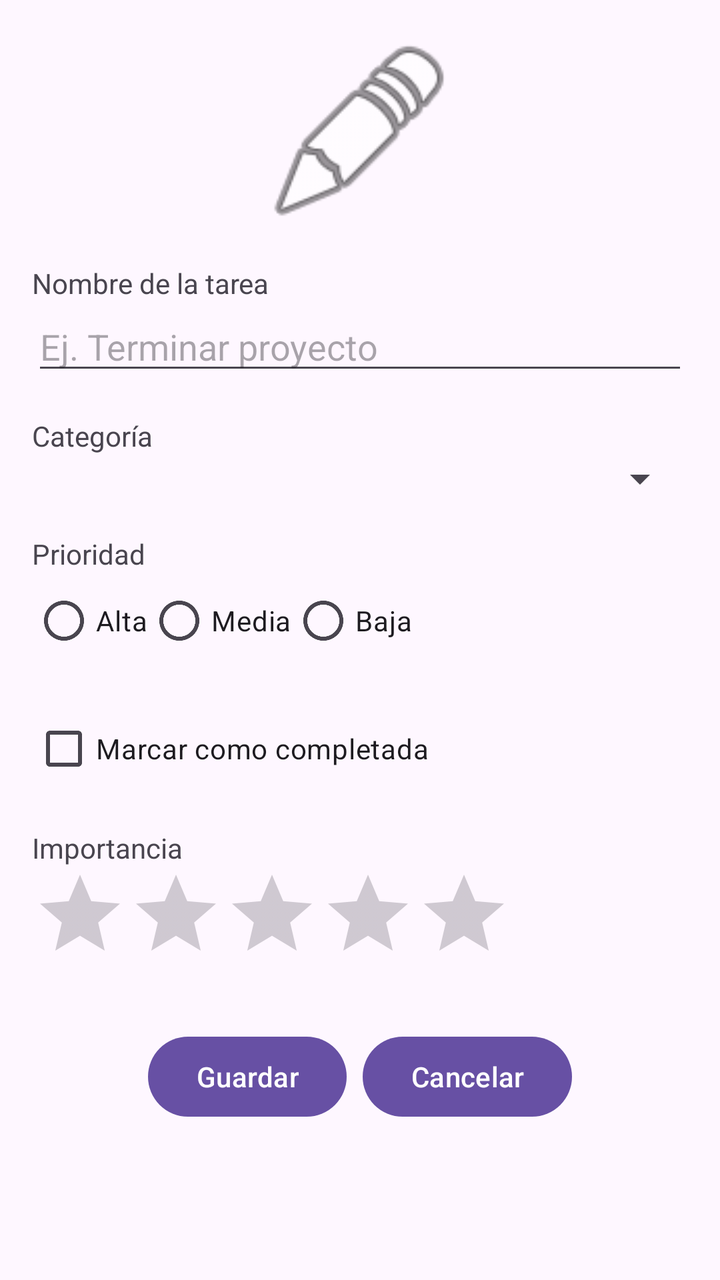
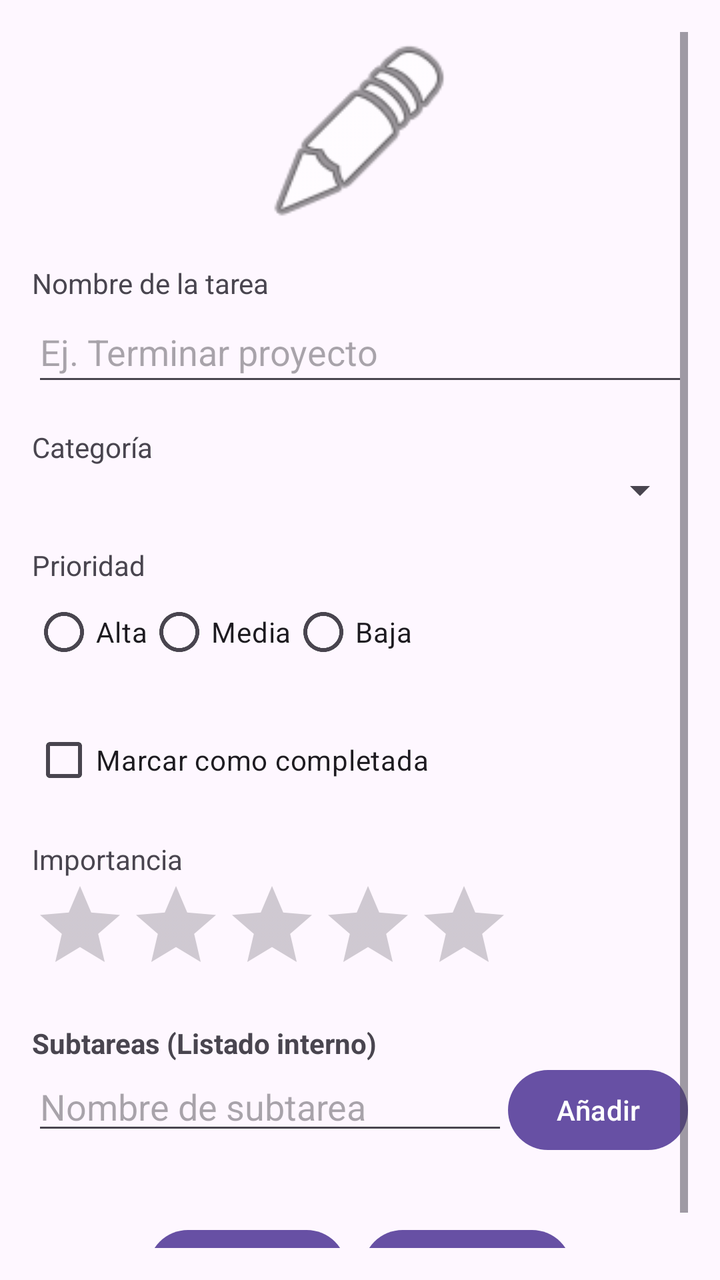

Compare the two renders of this Android layout. The source of the first and the diff that turns it into the second are given below.
<!-- AndroidManifest.xml: application theme Theme.TaksMaster -->
<!-- res/layout/pantalla3_crear_tarea.xml -->
<?xml version="1.0" encoding="utf-8"?>
<ScrollView xmlns:android="http://schemas.android.com/apk/res/android"
    android:layout_width="match_parent"
    android:layout_height="match_parent"
    android:padding="16dp">

    <LinearLayout
        android:layout_width="match_parent"
        android:layout_height="wrap_content"
        android:orientation="vertical">

        <ImageView
            android:id="@+id/ivIcono"
            android:layout_width="100dp"
            android:layout_height="100dp"
            android:layout_gravity="center"
            android:src="@android:drawable/ic_menu_edit"
            android:contentDescription="Icono de tarea" />

        <TextView
            android:layout_width="match_parent"
            android:layout_height="wrap_content"
            android:text="Nombre de la tarea"
            android:layout_marginTop="16dp" />

        <EditText
            android:id="@+id/etNombre"
            android:layout_width="match_parent"
            android:layout_height="wrap_content"
            android:hint="Ej. Terminar proyecto" />

        <TextView
            android:layout_width="match_parent"
            android:layout_height="wrap_content"
            android:text="Categoría"
            android:layout_marginTop="16dp" />

        <Spinner
            android:id="@+id/spCategoriaForm"
            android:layout_width="match_parent"
            android:layout_height="wrap_content" />

        <TextView
            android:layout_width="match_parent"
            android:layout_height="wrap_content"
            android:text="Prioridad"
            android:layout_marginTop="16dp" />

        <RadioGroup
            android:id="@+id/rgPrioridad"
            android:layout_width="match_parent"
            android:layout_height="wrap_content"
            android:orientation="horizontal">

            <RadioButton
                android:id="@+id/rbAlta"
                android:layout_width="wrap_content"
                android:layout_height="wrap_content"
                android:text="Alta" />

            <RadioButton
                android:id="@+id/rbMedia"
                android:layout_width="wrap_content"
                android:layout_height="wrap_content"
                android:text="Media" />

            <RadioButton
                android:id="@+id/rbBaja"
                android:layout_width="wrap_content"
                android:layout_height="wrap_content"
                android:text="Baja" />
        </RadioGroup>

        <CheckBox
            android:id="@+id/cbCompletada"
            android:layout_width="match_parent"
            android:layout_height="wrap_content"
            android:text="Marcar como completada"
            android:layout_marginTop="16dp" />

        <TextView
            android:layout_width="match_parent"
            android:layout_height="wrap_content"
            android:text="Importancia"
            android:layout_marginTop="16dp" />

        <RatingBar
            android:id="@+id/rbImportancia"
            android:layout_width="wrap_content"
            android:layout_height="wrap_content"
            android:numStars="5"
            android:stepSize="1.0" />

        <LinearLayout
            android:layout_width="match_parent"
            android:layout_height="wrap_content"
            android:orientation="horizontal"
            android:layout_marginTop="24dp"
            android:gravity="center">

            <Button
                android:id="@+id/btnGuardar"
                android:layout_width="wrap_content"
                android:layout_height="wrap_content"
                android:text="Guardar"
                android:layout_marginEnd="8dp" />

            <Button
                android:id="@+id/btnCancelar"
                android:layout_width="wrap_content"
                android:layout_height="wrap_content"
                android:text="Cancelar" />
        </LinearLayout>

    </LinearLayout>
</ScrollView>
<!-- resources referenced by this layout -->
<resources>
  <style name="Theme.TaksMaster" parent="Base.Theme.TaksMaster" />
  <style name="Base.Theme.TaksMaster" parent="Theme.Material3.DayNight.NoActionBar">
          
          
      </style>
</resources>

<!-- the commit's change to res/layout/pantalla3_crear_tarea.xml (unified diff, before → after) -->
@@ -26,7 +26,7 @@
         <EditText
             android:id="@+id/etNombre"
             android:layout_width="match_parent"
-            android:layout_height="wrap_content"
+            android:layout_height="47dp"
             android:hint="Ej. Terminar proyecto" />
 
         <TextView
@@ -91,6 +91,38 @@
             android:numStars="5"
             android:stepSize="1.0" />
 
+        <TextView
+            android:layout_width="match_parent"
+            android:layout_height="wrap_content"
+            android:text="Subtareas (Listado interno)"
+            android:layout_marginTop="16dp"
+            android:textStyle="bold" />
+
+        <LinearLayout
+            android:layout_width="match_parent"
+            android:layout_height="wrap_content"
+            android:orientation="horizontal">
+
+            <EditText
+                android:id="@+id/etNuevaSubtarea"
+                android:layout_width="0dp"
+                android:layout_height="wrap_content"
+                android:layout_weight="1"
+                android:hint="Nombre de subtarea" />
+
+            <Button
+                android:id="@+id/btnAgregarSubtarea"
+                android:layout_width="wrap_content"
+                android:layout_height="wrap_content"
+                android:text="Añadir" />
+        </LinearLayout>
+
+        <com.google.android.material.chip.ChipGroup
+            android:id="@+id/cgSubtareas"
+            android:layout_width="match_parent"
+            android:layout_height="wrap_content"
+            android:layout_marginTop="8dp" />
+
         <LinearLayout
             android:layout_width="match_parent"
             android:layout_height="wrap_content"
